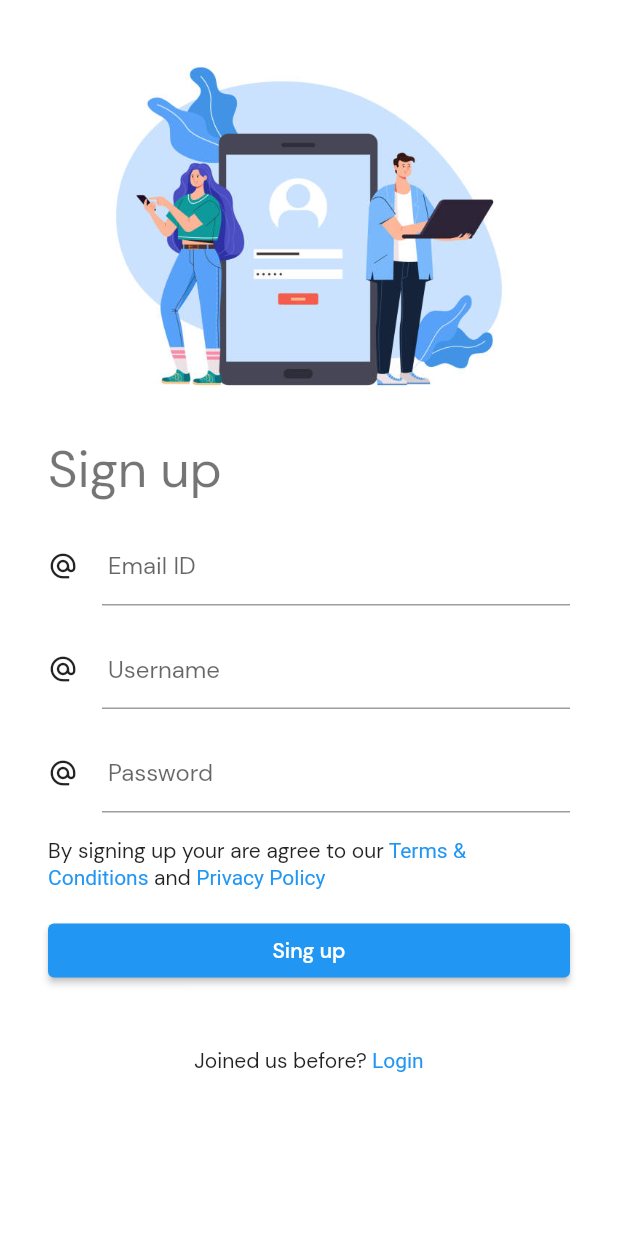
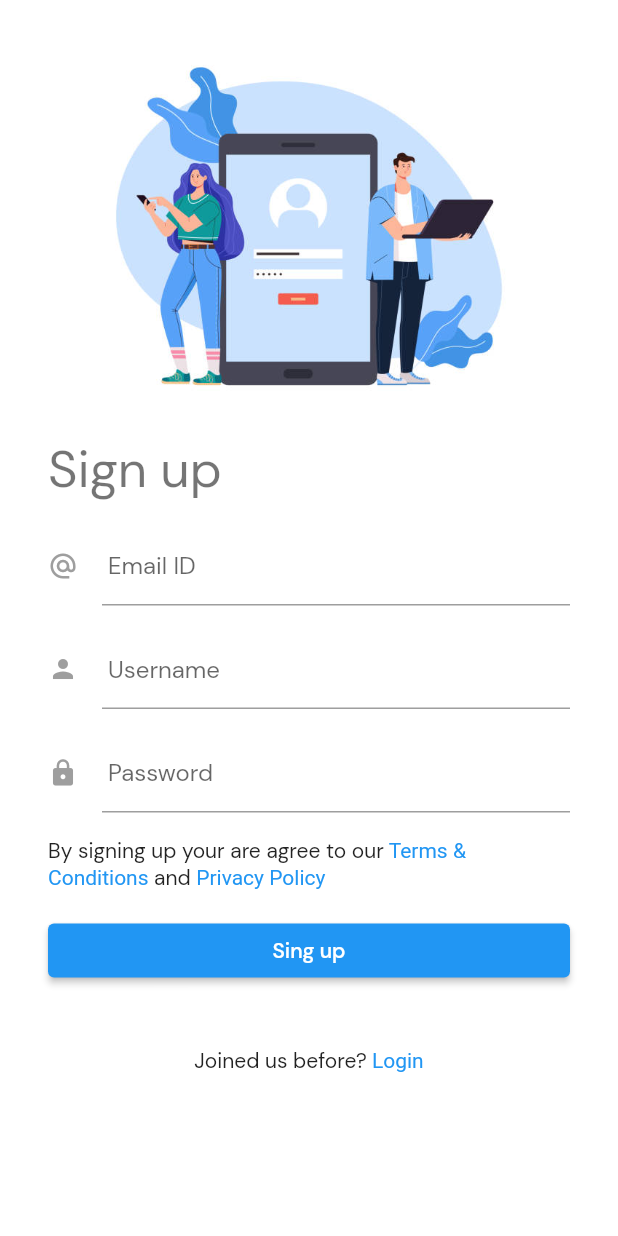
Before and after one commit to aungmyooo2k17/drico_chat, a Flutter app: the screen it shows after launch, on a phone screen of 412 x 824 dp. Run offline on Flutter 3.47's test engine with Material 2 defaults, Android fonts, the phone set to English and light mode, and no system bars; missing offline and left inert: dart:ffi.

Commit message:
poc done

```diff
--- a/lib/common_widgets/auth_input_widget.dart
+++ b/lib/common_widgets/auth_input_widget.dart
@@ -5,7 +5,12 @@ import '../constants/resources.dart';
 class AuthInput extends StatefulWidget {
   final String hintText;
   final TextEditingController controller;
-  const AuthInput({Key? key, required this.hintText, required this.controller})
+  final IconData icon;
+  const AuthInput(
+      {Key? key,
+      required this.icon,
+      required this.hintText,
+      required this.controller})
       : super(key: key);
 
   @override
@@ -18,8 +23,10 @@ class _AuthInputState extends State<AuthInput> {
     return Row(
       children: [
         Icon(
-            size: Resources.dimensions.icons.iconSizeMediumLarge,
-            Icons.alternate_email),
+          size: Resources.dimensions.icons.iconSizeMediumLarge,
+          widget.icon,
+          color: Colors.grey,
+        ),
         SizedBox(
           width: Resources.dimensions.margins.marginMediumLarge,
         ),
--- a/lib/features/authentication/presentation/sign_in.dart
+++ b/lib/features/authentication/presentation/sign_in.dart
@@ -47,12 +47,14 @@ class _SignInState extends State<SignIn> {
               height: Resources.dimensions.margins.marginMediumLarge,
             ),
             AuthInput(
+                icon: Icons.alternate_email,
                 hintText: Resources.strings.app.email,
                 controller: emailController),
             SizedBox(
               height: Resources.dimensions.margins.marginMediumLarge,
             ),
             AuthInput(
+                icon: Icons.lock,
                 hintText: Resources.strings.app.password,
                 controller: passwordController),
             SizedBox(
--- a/lib/features/authentication/presentation/sign_up.dart
+++ b/lib/features/authentication/presentation/sign_up.dart
@@ -48,18 +48,22 @@ class _SignUpState extends State<SignUp> {
                 height: Resources.dimensions.margins.marginMediumLarge,
               ),
               AuthInput(
+                  icon: Icons.alternate_email,
                   hintText: Resources.strings.app.email,
                   controller: emailController),
               SizedBox(
                 height: Resources.dimensions.margins.marginMediumLarge,
               ),
               AuthInput(
-                  hintText: Resources.strings.app.username,
-                  controller: usernameController),
+                icon: Icons.person,
+                hintText: Resources.strings.app.username,
+                controller: usernameController,
+              ),
               SizedBox(
                 height: Resources.dimensions.margins.marginMediumLarge,
               ),
               AuthInput(
+                  icon: Icons.lock,
                   hintText: Resources.strings.app.password,
                   controller: passwordController),
               SizedBox(
```
